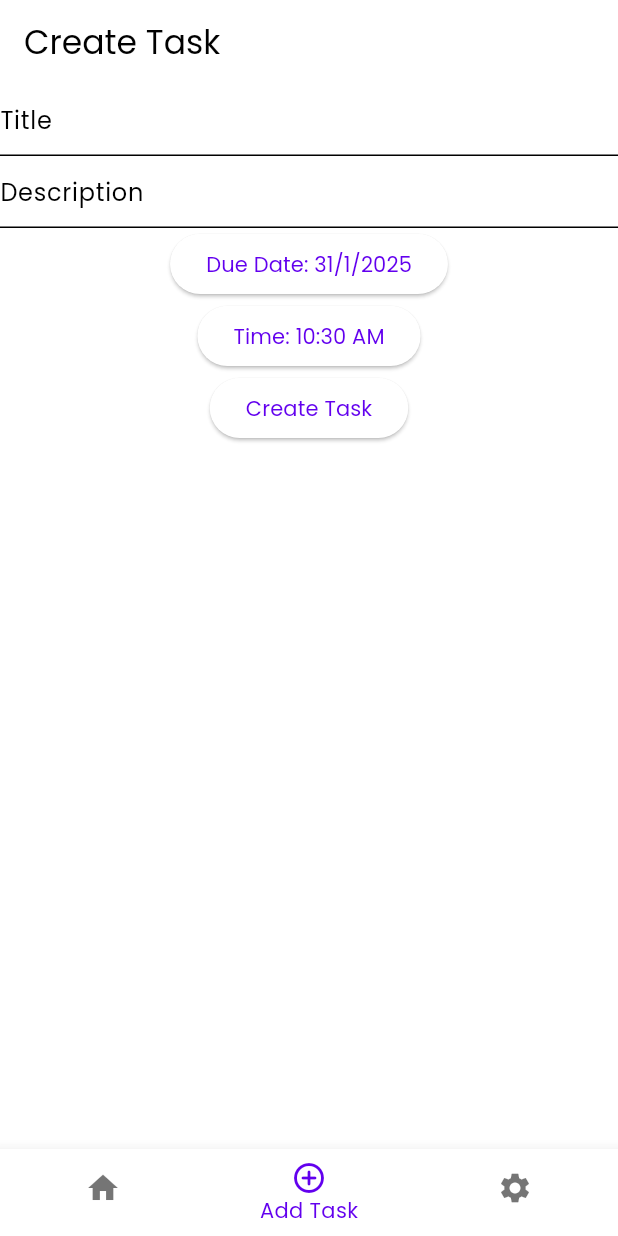
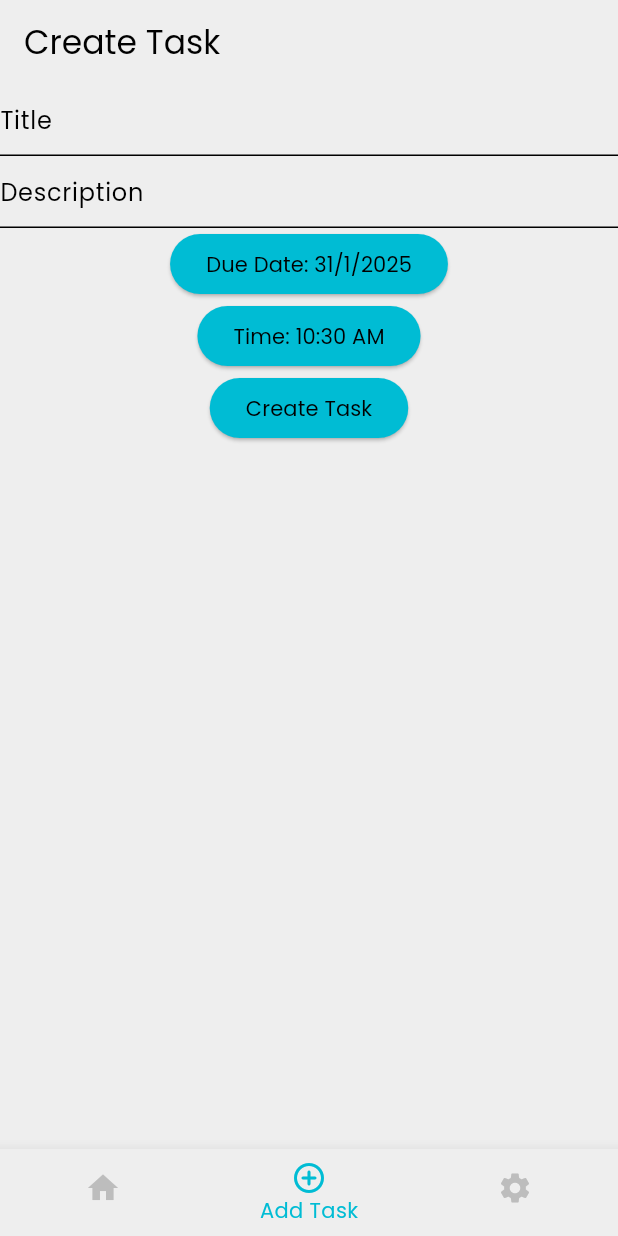
Before and after one commit to samuelalfito/to_do_app, a Flutter app: the screen it shows after launch, item 2 of the bottom bar chosen, on a phone screen of 412 x 824 dp. Run offline on Flutter 3.47's test engine with Material 3 defaults, Android fonts, the phone set to English and light mode, and no system bars.

Commit message:
feat: add some color

```diff
--- a/lib/theme.dart
+++ b/lib/theme.dart
@@ -1,18 +1,79 @@
 import 'package:flutter/material.dart';
 
+// Light Theme
 final ThemeData lightTheme = ThemeData(
   brightness: Brightness.light,
   fontFamily: 'Poppins',
+  primaryColor: Colors.grey[200],
+  scaffoldBackgroundColor: Colors.grey[200],
+  dividerColor: Colors.grey[400],
+  textButtonTheme: TextButtonThemeData(
+    style: ButtonStyle(
+      foregroundColor: WidgetStateProperty.all(Colors.black),
+    ),
+  ),
+  elevatedButtonTheme: ElevatedButtonThemeData(
+    style: ButtonStyle(
+      foregroundColor: WidgetStateProperty.all(Colors.black),
+      backgroundColor: WidgetStateProperty.all(Colors.cyan),
+    ),
+  ),
+  bottomNavigationBarTheme: BottomNavigationBarThemeData(
+    backgroundColor: Colors.grey[200],
+    selectedItemColor: Colors.cyan,
+    unselectedItemColor: Colors.grey[400],
+  ),
+  navigationRailTheme: NavigationRailThemeData(
+    backgroundColor: Colors.grey[200],
+    indicatorColor: Colors.transparent,
+    selectedIconTheme: IconThemeData(color: Colors.cyan),
+    selectedLabelTextStyle: TextStyle(color: Colors.cyan),
+    unselectedIconTheme: IconThemeData(color: Colors.grey[400]),
+  ),
+  appBarTheme: AppBarTheme(
+    backgroundColor: Colors.grey[200],
+    elevation: 0,
+    iconTheme: const IconThemeData(color: Colors.black),
+  ),
   colorScheme: ColorScheme.light(
-    primaryContainer: Colors.grey[300],
-    secondaryContainer: Colors.white
-  ),
+      primaryContainer: Colors.grey[300], secondaryContainer: Colors.white),
 );
+
+// Dark Theme
 final ThemeData darkTheme = ThemeData(
   brightness: Brightness.dark,
   fontFamily: 'Poppins',
+  primaryColor: Colors.grey[850],
+  scaffoldBackgroundColor: Colors.grey[850],
+  dividerColor: Colors.grey[700],
+  textButtonTheme: TextButtonThemeData(
+    style: ButtonStyle(
+      foregroundColor: WidgetStateProperty.all(Colors.white),
+    ),
+  ),
+  elevatedButtonTheme: ElevatedButtonThemeData(
+    style: ButtonStyle(
+      foregroundColor: WidgetStateProperty.all(Colors.white),
+      backgroundColor: WidgetStateProperty.all(Colors.cyan[400]),
+    ),
+  ),
+  bottomNavigationBarTheme: BottomNavigationBarThemeData(
+    backgroundColor: Colors.grey[850],
+    selectedItemColor: Colors.cyan[400],
+    unselectedItemColor: Colors.grey[400],
+  ),
+  navigationRailTheme: NavigationRailThemeData(
+    backgroundColor: Colors.grey[850],
+    indicatorColor: Colors.transparent,
+    selectedIconTheme: IconThemeData(color: Colors.cyan[400]),
+    selectedLabelTextStyle: TextStyle(color: Colors.cyan[400]),
+    unselectedIconTheme: IconThemeData(color: Colors.grey[400]),
+  ),
+  appBarTheme: AppBarTheme(
+    backgroundColor: Colors.grey[850],
+    elevation: 0,
+    iconTheme: const IconThemeData(color: Colors.white),
+  ),
   colorScheme: ColorScheme.dark(
-    primaryContainer: Colors.grey[800],
-    secondaryContainer: Colors.grey[900]
-  ),
+      primaryContainer: Colors.grey[800], secondaryContainer: Colors.grey[900]),
 );
```
